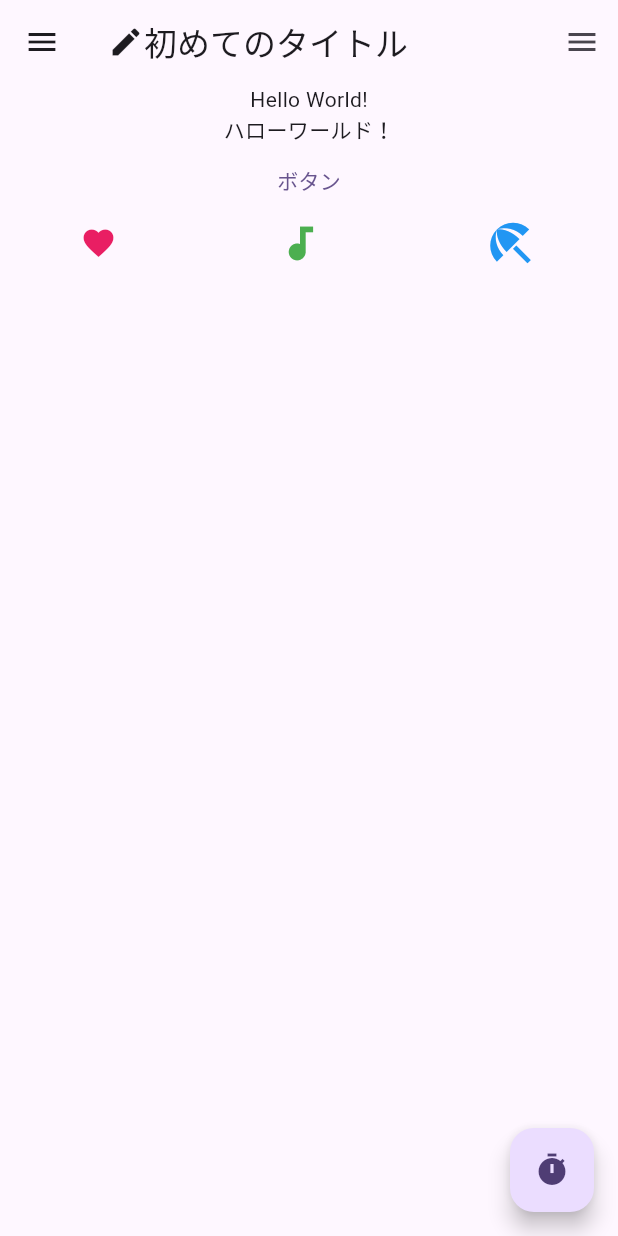
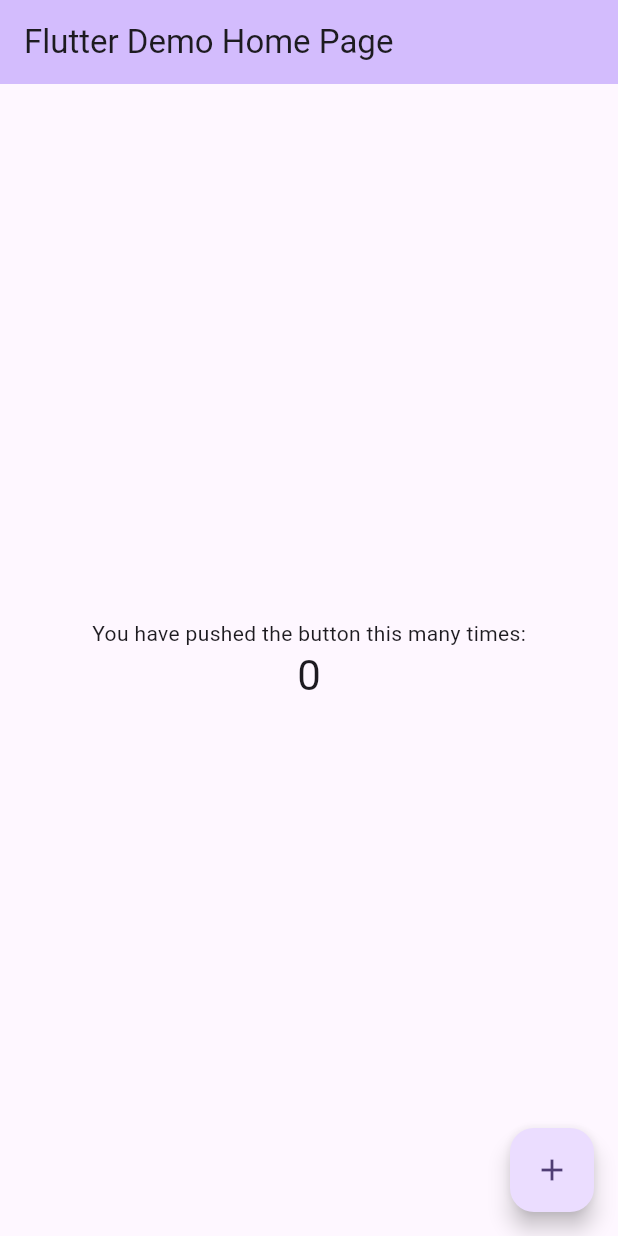
Before and after one commit to eltociear/flutter_practice, a Flutter app: the screen it shows after launch, on a phone screen of 412 x 824 dp. Run offline on Flutter 3.47's test engine with Material 3 defaults, Android fonts, the phone set to English and light mode, and no system bars.

Commit message:
hello_world: main.dart reverted to initial commit

```diff
--- a/hello_world/lib/main.dart
+++ b/hello_world/lib/main.dart
@@ -1,21 +1,33 @@
 import 'package:flutter/material.dart';
 
-// 1. エントリーポイントのmain関数
 void main() {
-  // 2. MyAppを呼び出す
   runApp(const MyApp());
 }
 
-// MyAppのクラス
 class MyApp extends StatelessWidget {
   const MyApp({super.key});
 
+  // This widget is the root of your application.
   @override
   Widget build(BuildContext context) {
-    // 3. タイトルとテーマを設定する。 画面の本体はMyHomePageで作る。
     return MaterialApp(
       title: 'Flutter Demo',
       theme: ThemeData(
+        // This is the theme of your application.
+        //
+        // TRY THIS: Try running your application with "flutter run". You'll see
+        // the application has a purple toolbar. Then, without quitting the app,
+        // try changing the seedColor in the colorScheme below to Colors.green
+        // and then invoke "hot reload" (save your changes or press the "hot
+        // reload" button in a Flutter-supported IDE, or press "r" if you used
+        // the command line to start the app).
+        //
+        // Notice that the counter didn't reset back to zero; the application
+        // state is not lost during the reload. To reset the state, use hot
+        // restart instead.
+        //
+        // This works for code too, not just values: Most code changes can be
+        // tested with just a hot reload.
         colorScheme: ColorScheme.fromSeed(seedColor: Colors.deepPurple),
         useMaterial3: true,
       ),
@@ -27,6 +39,15 @@ class MyApp extends StatelessWidget {
 class MyHomePage extends StatefulWidget {
   const MyHomePage({super.key, required this.title});
 
+  // This widget is the home page of your application. It is stateful, meaning
+  // that it has a State object (defined below) that contains fields that affect
+  // how it looks.
+
+  // This class is the configuration for the state. It holds the values (in this
+  // case the title) provided by the parent (in this case the App widget) and
+  // used by the build method of the State. Fields in a Widget subclass are
+  // always marked "final".
+
   final String title;
 
   @override
@@ -34,47 +55,71 @@ class MyHomePage extends StatefulWidget {
 }
 
 class _MyHomePageState extends State<MyHomePage> {
+  int _counter = 0;
+
+  void _incrementCounter() {
+    setState(() {
+      // This call to setState tells the Flutter framework that something has
+      // changed in this State, which causes it to rerun the build method below
+      // so that the display can reflect the updated values. If we changed
+      // _counter without calling setState(), then the build method would not be
+      // called again, and so nothing would appear to happen.
+      _counter++;
+    });
+  }
+
   @override
   Widget build(BuildContext context) {
+    // This method is rerun every time setState is called, for instance as done
+    // by the _incrementCounter method above.
+    //
+    // The Flutter framework has been optimized to make rerunning build methods
+    // fast, so that you can just rebuild anything that needs updating rather
+    // than having to individually change instances of widgets.
     return Scaffold(
       appBar: AppBar(
-        title: Row(children: const [
-          Icon(Icons.create),
-          Text('初めてのタイトル')
-        ],),
+        // TRY THIS: Try changing the color here to a specific color (to
+        // Colors.amber, perhaps?) and trigger a hot reload to see the AppBar
+        // change color while the other colors stay the same.
+        backgroundColor: Theme.of(context).colorScheme.inversePrimary,
+        // Here we take the value from the MyHomePage object that was created by
+        // the App.build method, and use it to set our appbar title.
+        title: Text(widget.title),
       ),
-      body: Column(children: [
-        const Text("Hello World!"),
-        const Text("ハローワールド！"),
-        TextButton(onPressed: () => {print("ボタンが押されたよ")},
-        child: const Text("ボタン"),
+      body: Center(
+        // Center is a layout widget. It takes a single child and positions it
+        // in the middle of the parent.
+        child: Column(
+          // Column is also a layout widget. It takes a list of children and
+          // arranges them vertically. By default, it sizes itself to fit its
+          // children horizontally, and tries to be as tall as its parent.
+          //
+          // Column has various properties to control how it sizes itself and
+          // how it positions its children. Here we use mainAxisAlignment to
+          // center the children vertically; the main axis here is the vertical
+          // axis because Columns are vertical (the cross axis would be
+          // horizontal).
+          //
+          // TRY THIS: Invoke "debug painting" (choose the "Toggle Debug Paint"
+          // action in the IDE, or press "p" in the console), to see the
+          // wireframe for each widget.
+          mainAxisAlignment: MainAxisAlignment.center,
+          children: <Widget>[
+            const Text(
+              'You have pushed the button this many times:',
+            ),
+            Text(
+              '$_counter',
+              style: Theme.of(context).textTheme.headlineMedium,
+            ),
+          ],
         ),
-        Row(
-          mainAxisAlignment: MainAxisAlignment.spaceAround,
-          children: const [
-            Icon(
-              Icons.favorite,
-              color: Colors.pink,
-              size: 24.0,
-            ),
-            Icon(
-              Icons.audiotrack,
-              color: Colors.green,
-              size: 30.0,
-            ),
-            Icon(
-              Icons.beach_access,
-              color: Colors.blue,
-              size: 36.0,
-            )
-          ],
-        )
-      ]),
+      ),
       floatingActionButton: FloatingActionButton(
-        onPressed: () => {print("押したね？")}, child: const Icon
-        (Icons.timer)),
-        drawer: const Drawer(child: Center(child: Text("Drawer"))),
-        endDrawer: const Drawer(child: Center(child: Text("endDrawer"))),
+        onPressed: _incrementCounter,
+        tooltip: 'Increment',
+        child: const Icon(Icons.add),
+      ), // This trailing comma makes auto-formatting nicer for build methods.
     );
   }
 }
```
